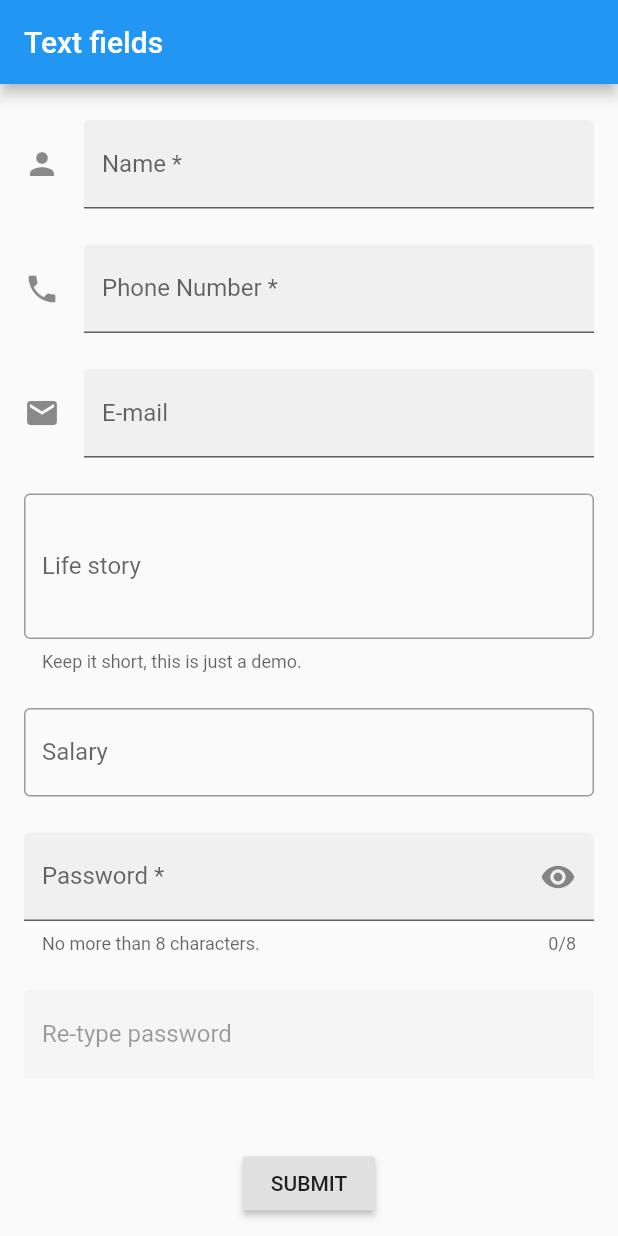
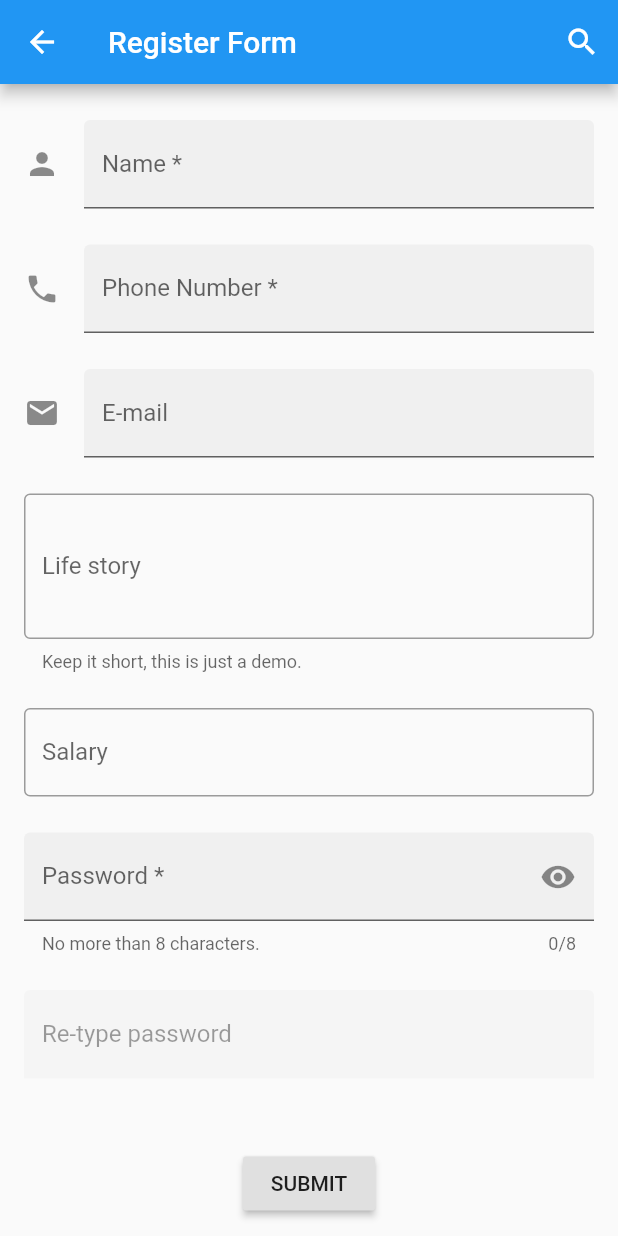
Before and after one commit to oddEvenAndroid/flutter-demo-app, a Flutter app: the TextFormFieldDemo screen opened directly, on a phone screen of 412 x 824 dp. Run offline on Flutter 3.47's test engine with Material 2 defaults, Android fonts, the phone set to English and light mode, and no system bars; our stand-ins replace fluttertoast.

Commit message:
Appbar icon added

```diff
--- a/lib/login.dart
+++ b/lib/login.dart
@@ -99,7 +99,7 @@ class _LoginPageState extends State<LoginPage> {
 
     final forgotLabel = FlatButton(
       child: Text(
-        'Forgot password?',
+        'Register Here',
         style: TextStyle(color: Colors.black54),
       ),
       onPressed: () {
--- a/lib/register.dart
+++ b/lib/register.dart
@@ -177,7 +177,35 @@ class TextFormFieldDemoState extends State<TextFormFieldDemo> {
       drawerDragStartBehavior: DragStartBehavior.down,
       key: _scaffoldKey,
       appBar: AppBar(
-        title: const Text('Text fields'),
+        title: const Text('Register Form'),
+        leading: IconButton(
+            icon: Icon(Icons.arrow_back),
+            onPressed: () {
+              Route route =
+                  MaterialPageRoute(builder: (context) => LoginPage());
+              Navigator.pushReplacement(context, route);
+            }),
+        actions: <Widget>[
+          /* PopupMenuButton(
+            itemBuilder: (BuildContext context) {
+              return [
+                PopupMenuItem(
+                  child: IconButton(
+                    icon: Icon(Icons.email),
+                    onPressed: () {
+                      //clicked(context, "Email sent");
+                    },
+                  ),
+                ),
+              ];
+            },
+          ) */
+
+          new IconButton(
+            icon: new Icon(Icons.search),
+            onPressed: () {},
+          ),
+        ],
       ),
       body: SafeArea(
         top: false,
```
Also changed, not shown: lib/simplelist.dart (added).
